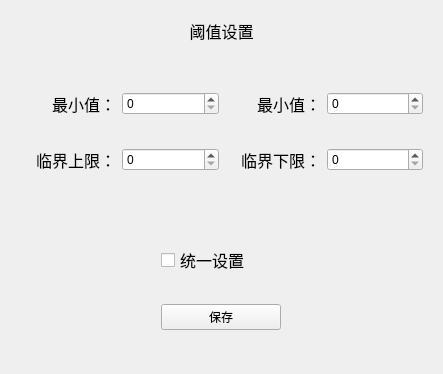
Old version of the form BusBar-Qt/setting/setthreshold/settingthreshold.ui in the repository luozhiyong131/BusBar.
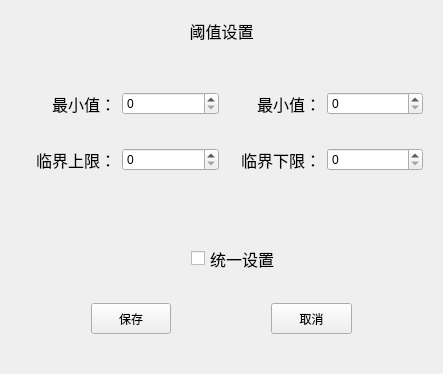
New version of the form.

```diff
--- a/BusBar-Qt/setting/setthreshold/settingthreshold.ui
+++ b/BusBar-Qt/setting/setthreshold/settingthreshold.ui
@@ -19,8 +19,8 @@
   <property name="windowTitle">
    <string>Form</string>
   </property>
-  <layout class="QVBoxLayout" name="verticalLayout">
-   <item>
+  <layout class="QGridLayout" name="gridLayout">
+   <item row="0" column="0">
     <widget class="QLabel" name="label">
      <property name="maximumSize">
       <size>
@@ -130,17 +130,17 @@
      </layout>
     </widget>
    </item>
-   <item>
+   <item row="2" column="0">
     <widget class="QWidget" name="widget_2" native="true">
-     <layout class="QGridLayout" name="gridLayout">
-      <property name="leftMargin">
-       <number>0</number>
-      </property>
-      <property name="rightMargin">
-       <number>0</number>
-      </property>
-      <item row="0" column="0">
        <widget class="QCheckBox" name="checkBox">
+      <property name="geometry">
+       <rect>
+        <x>180</x>
+        <y>30</y>
+        <width>121</width>
+        <height>31</height>
+       </rect>
+      </property>
         <property name="maximumSize">
          <size>
           <width>150</width>
@@ -156,9 +156,15 @@
          <string>统一设置</string>
         </property>
        </widget>
-      </item>
-      <item row="1" column="0">
        <widget class="QPushButton" name="pushButton">
+      <property name="geometry">
+       <rect>
+        <x>80</x>
+        <y>90</y>
+        <width>80</width>
+        <height>31</height>
+       </rect>
+      </property>
         <property name="maximumSize">
          <size>
           <width>120</width>
@@ -169,8 +175,25 @@
          <string>保存</string>
         </property>
        </widget>
-      </item>
-     </layout>
+     <widget class="QPushButton" name="pushButton_cancel">
+      <property name="geometry">
+       <rect>
+        <x>260</x>
+        <y>90</y>
+        <width>81</width>
+        <height>31</height>
+       </rect>
+      </property>
+      <property name="maximumSize">
+       <size>
+        <width>120</width>
+        <height>16777215</height>
+       </size>
+      </property>
+      <property name="text">
+       <string>取消</string>
+      </property>
+     </widget>
     </widget>
    </item>
   </layout>
```
Left out of the diff: 94 changed lines with no effect on the pictures. Lines whose indentation alone changed are shown as unchanged.
